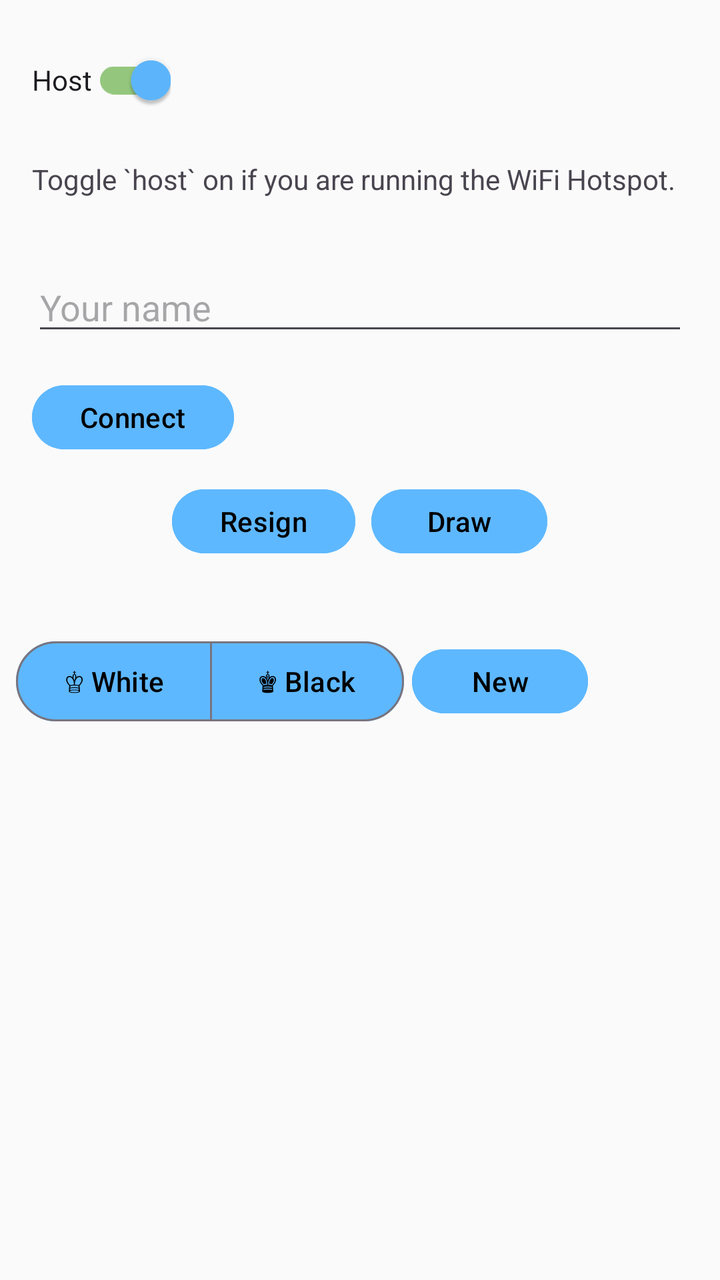
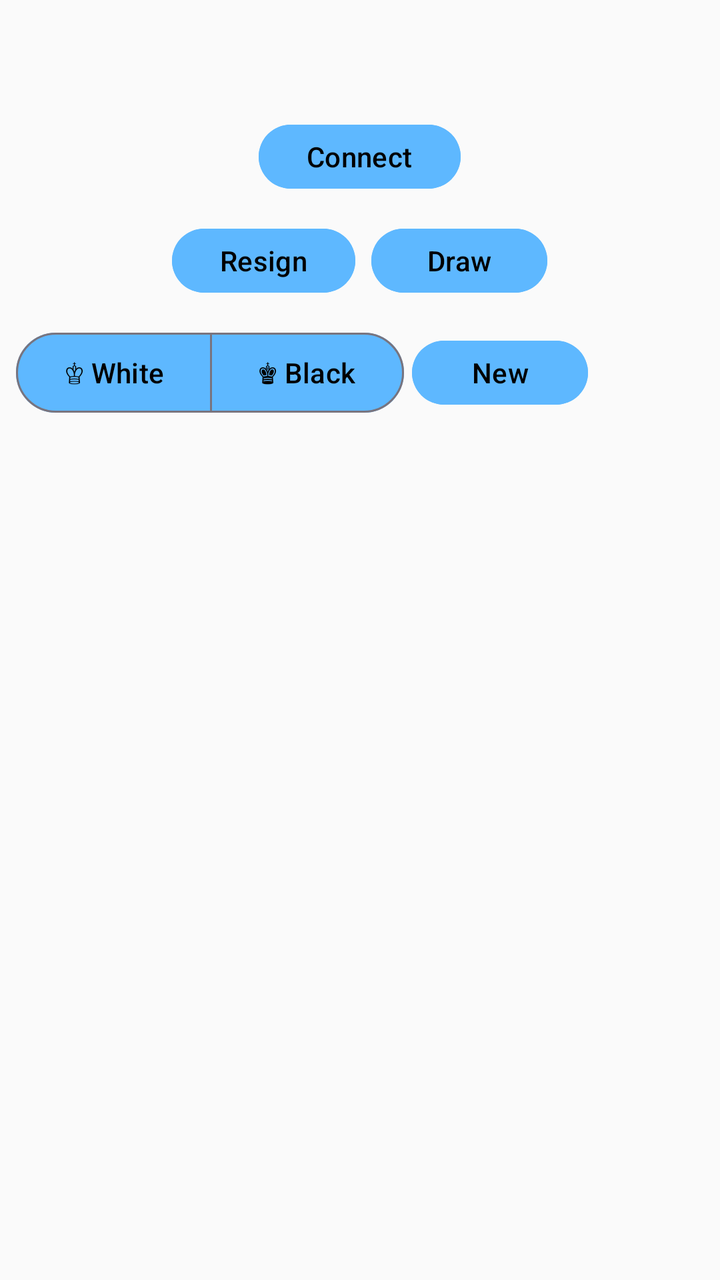

Compare the two renders of this Android layout. The source of the first and the diff that turns it into the second are given below.
<!-- AndroidManifest.xml: application theme ChessTheme -->
<!-- res/layout/hotspotboard_controls.xml -->
<?xml version="1.0" encoding="utf-8"?>
<ScrollView xmlns:android="http://schemas.android.com/apk/res/android"
    xmlns:app="http://schemas.android.com/apk/res-auto"
    android:layout_width="match_parent"
    android:layout_height="match_parent"
    android:padding="8dip">

    <LinearLayout
        android:layout_width="match_parent"
        android:layout_height="wrap_content"
        android:orientation="vertical">

        <TextView
            android:id="@+id/TextStatus"
            android:layout_width="match_parent"
            android:layout_height="wrap_content"
            android:gravity="center"
            android:textSize="16sp"
            android:layout_marginTop="4dp"
            android:visibility="gone" />

        <LinearLayout
            android:id="@+id/LayoutConnect"
            android:layout_width="match_parent"
            android:layout_height="wrap_content"
            android:orientation="vertical">

            <com.google.android.material.switchmaterial.SwitchMaterial
                android:id="@+id/SwitchHost"
                android:layout_width="wrap_content"
                android:layout_height="wrap_content"
                android:layout_margin="8dip"
                android:text="@string/hotspot_host"
                android:checked="true" />

            <TextView
                android:layout_width="match_parent"
                android:layout_height="wrap_content"
                android:layout_margin="8dip"
                android:lines="2"
                android:minLines="2"
                android:maxLines="10"
                android:scrollHorizontally="false"
                android:ellipsize="none"
                android:text="@string/hotspot_host_help" />

            <EditText
                android:id="@+id/EditName"
                android:hint="@string/hotspot_name_hint"
                android:layout_width="fill_parent"
                android:layout_height="wrap_content"
                android:layout_margin="8dip" />

            <com.google.android.material.button.MaterialButton
                android:id="@+id/ButtonConnect"
                android:text="@string/hotspot_connect"
                android:layout_width="wrap_content"
                android:layout_margin="8dip"
                style="@style/ChessButton" />
        </LinearLayout>

        <LinearLayout
            android:id="@+id/LayoutGameButtons"
            android:layout_width="match_parent"
            android:layout_height="wrap_content"
            android:orientation="horizontal"
            android:gravity="center">

            <com.google.android.material.button.MaterialButton
                android:id="@+id/ButtonResign"
                android:text="@string/hotspot_resign"
                android:layout_width="wrap_content"
                style="@style/ChessButton" />

            <com.google.android.material.button.MaterialButton
                android:id="@+id/ButtonDraw"
                android:text="@string/hotspot_draw"
                android:layout_width="wrap_content"
                android:layout_marginStart="16dp"
                style="@style/ChessButton" />
        </LinearLayout>

        <LinearLayout
            android:id="@+id/LayoutNewGame"
            android:layout_width="match_parent"
            android:layout_height="wrap_content"
            android:layout_marginTop="32dip"
            android:orientation="horizontal">

            <com.google.android.material.button.MaterialButtonToggleGroup
                android:id="@+id/colorToggleGroup"
                android:layout_width="wrap_content"
                android:layout_height="wrap_content"
                android:layout_gravity="center"
                app:singleSelection="true"
                app:selectionRequired="true">

                <com.google.android.material.button.MaterialButton
                    android:id="@+id/buttonWhite"
                    style="@style/Widget.Material3.Button.OutlinedButton"
                    android:layout_width="wrap_content"
                    android:layout_height="wrap_content"
                    android:text="@string/hotspot_white" />

                <com.google.android.material.button.MaterialButton
                    android:id="@+id/buttonBlack"
                    style="@style/Widget.Material3.Button.OutlinedButton"
                    android:layout_width="wrap_content"
                    android:layout_height="wrap_content"
                    android:text="@string/hotspot_black" />
            </com.google.android.material.button.MaterialButtonToggleGroup>

            <com.google.android.material.button.MaterialButton
                android:id="@+id/ButtonNew"
                android:text="@string/hotspot_new"
                android:layout_width="wrap_content"
                style="@style/ChessButton" />
        </LinearLayout>
    </LinearLayout>
</ScrollView>
<!-- resources referenced by this layout -->
<resources>
  <string name="hotspot_black">♚ Black</string>
  <string name="hotspot_connect">Connect</string>
  <string name="hotspot_draw">Draw</string>
  <string name="hotspot_host">Host</string>
  <string name="hotspot_host_help">Toggle `host` on if you are running the WiFi Hotspot.</string>
  <string name="hotspot_name_hint">Your name</string>
  <string name="hotspot_new">New</string>
  <string name="hotspot_resign">Resign</string>
  <string name="hotspot_white">♔ White</string>
  <color name="surfaceTextColor">#000000</color>
  <color name="primaryTextColor">#000000</color>
  <color name="secondaryVariantColor">#2a8003</color>
  <dimen name="imageButtonSize">48dp</dimen>
  <color name="backgroundColor">#fafafa</color>
  <color name="primaryColor">#5eb8ff</color>
  <color name="primaryVariantColor">#0288d1</color>
  <color name="secondaryColor">#49a61e</color>
  <color name="secondaryTextColor">#000000</color>
  <color name="surfaceColor">#eeeeee</color>
  <!-- unchanged entries left out for length: 4 -->
</resources>

<!-- the commit's change to res/layout/hotspotboard_controls.xml (unified diff, before → after) -->
@@ -14,48 +14,53 @@
             android:id="@+id/TextStatus"
             android:layout_width="match_parent"
             android:layout_height="wrap_content"
-            android:gravity="center"
-            android:textSize="16sp"
+            style="@style/MyPaneTextStyle2Lines"
             android:layout_marginTop="4dp"
-            android:visibility="gone" />
+            android:visibility="invisible" />
 
         <LinearLayout
             android:id="@+id/LayoutConnect"
             android:layout_width="match_parent"
             android:layout_height="wrap_content"
-            android:orientation="vertical">
-
-            <com.google.android.material.switchmaterial.SwitchMaterial
-                android:id="@+id/SwitchHost"
-                android:layout_width="wrap_content"
-                android:layout_height="wrap_content"
-                android:layout_margin="8dip"
-                android:text="@string/hotspot_host"
-                android:checked="true" />
-
-            <TextView
-                android:layout_width="match_parent"
-                android:layout_height="wrap_content"
-                android:layout_margin="8dip"
-                android:lines="2"
-                android:minLines="2"
-                android:maxLines="10"
-                android:scrollHorizontally="false"
-                android:ellipsize="none"
-                android:text="@string/hotspot_host_help" />
-
-            <EditText
-                android:id="@+id/EditName"
-                android:hint="@string/hotspot_name_hint"
-                android:layout_width="fill_parent"
-                android:layout_height="wrap_content"
-                android:layout_margin="8dip" />
+            android:gravity="center"
+            android:orientation="horizontal">
 
             <com.google.android.material.button.MaterialButton
                 android:id="@+id/ButtonConnect"
                 android:text="@string/hotspot_connect"
                 android:layout_width="wrap_content"
                 android:layout_margin="8dip"
+                style="@style/ChessButton" />
+        </LinearLayout>
+
+        <LinearLayout
+            android:id="@+id/LayoutSessionSummary"
+            android:layout_width="match_parent"
+            android:layout_height="wrap_content"
+            android:orientation="horizontal"
+            android:gravity="center_vertical"
+            android:visibility="gone">
+
+            <TextView
+                android:id="@+id/TextSessionSummary"
+                style="@style/MyPaneTextStyle2Lines"
+                android:layout_width="0dp"
+                android:layout_height="wrap_content"
+                android:layout_weight="1"
+                android:layout_marginStart="8dip"
+                android:layout_marginEnd="4dip" />
+
+            <com.google.android.material.button.MaterialButton
+                android:id="@+id/ButtonCopyIp"
+                style="@style/ChessImageButton"
+                android:contentDescription="@string/hotspot_copy_ip"
+                android:visibility="gone"
+                app:icon="@drawable/ic_clipboard" />
+
+            <com.google.android.material.button.MaterialButton
+                android:id="@+id/ButtonDisconnect"
+                android:text="@string/hotspot_disconnect"
+                android:layout_width="wrap_content"
                 style="@style/ChessButton" />
         </LinearLayout>
 
@@ -84,7 +89,7 @@
             android:id="@+id/LayoutNewGame"
             android:layout_width="match_parent"
             android:layout_height="wrap_content"
-            android:layout_marginTop="32dip"
+            android:layout_marginTop="8dip"
             android:orientation="horizontal">
 
             <com.google.android.material.button.MaterialButtonToggleGroup
<!-- resource entries referenced after the edit -->
@@ -1,24 +1,83 @@
 <!-- resources referenced by this layout -->
 <resources>
+  <!-- drawable ic_clipboard (drawable) -->
+  <vector xmlns:android="http://schemas.android.com/apk/res/android"
+      android:width="24dp"
+      android:height="24dp"
+      android:viewportWidth="18"
+      android:viewportHeight="18">
+      <group
+          android:translateY="1"
+          android:translateX="1">
+          <path
+              android:pathData="M4,1.5H3a2,2 0,0 0,-2 2V14a2,2 0,0 0,2 2h10a2,2 0,0 0,2 -2V3.5a2,2 0,0 0,-2 -2h-1v1h1a1,1 0,0 1,1 1V14a1,1 0,0 1,-1 1H3a1,1 0,0 1,-1 -1V3.5a1,1 0,0 1,1 -1h1v-1z"
+              android:fillColor="@color/surfaceTextColor"
+              android:strokeColor="@color/surfaceTextColor"
+              android:strokeWidth="1" />
+          <path
+              android:pathData="M9.5,1a0.5,0.5 0,0 1,0.5 0.5v1a0.5,0.5 0,0 1,-0.5 0.5h-3a0.5,0.5 0,0 1,-0.5 -0.5v-1a0.5,0.5 0,0 1,0.5 -0.5h3zM6.5,0A1.5,1.5 0,0 0,5 1.5v1A1.5,1.5 0,0 0,6.5 4h3A1.5,1.5 0,0 0,11 2.5v-1A1.5,1.5 0,0 0,9.5 0h-3z"
+              android:fillColor="@color/surfaceTextColor"
+              android:strokeColor="@color/surfaceTextColor"
+              android:strokeWidth="0.5" />
+      </group>
+  </vector>
   <string name="hotspot_black">♚ Black</string>
   <string name="hotspot_connect">Connect</string>
+  <string name="hotspot_copy_ip">Copy IP address</string>
+  <string name="hotspot_disconnect">Disconnect</string>
   <string name="hotspot_draw">Draw</string>
-  <string name="hotspot_host">Host</string>
-  <string name="hotspot_host_help">Toggle `host` on if you are running the WiFi Hotspot.</string>
-  <string name="hotspot_name_hint">Your name</string>
   <string name="hotspot_new">New</string>
   <string name="hotspot_resign">Resign</string>
   <string name="hotspot_white">♔ White</string>
+  <style name="ChessImageButton" parent="Widget.Material3.Button.Icon">
+          <item name="enforceMaterialTheme">true</item>
+          <item name="enforceTextAppearance">false</item>
+          <item name="android:textColor">@color/surfaceTextColor</item>
+          <item name="android:tint">@color/primaryTextColor</item>
+          <item name="android:backgroundTint">@color/imagebutton_background</item>
+          <item name="rippleColor">@color/secondaryVariantColor</item>
+          <item name="android:layout_width">@dimen/imageButtonSize</item>
+          <item name="android:layout_height">@dimen/imageButtonSize</item>
+          <item name="android:padding">0dip</item>
+          <item name="iconGravity">textStart</item>
+          <item name="iconPadding">0dp</item>
+          <item name="android:insetLeft">0dp</item>
+          <item name="android:insetRight">0dp</item>
+          <item name="android:insetTop">0dp</item>
+          <item name="android:insetBottom">0dp</item>
+          <item name="android:minWidth">0dp</item>
+          <item name="android:minHeight">0dp</item>
+          <item name="minWidth">0dp</item>
+          <item name="minHeight">0dp</item>
+          <item name="ensureMinTouchTargetSize">false</item>
+          <item name="android:layout_margin">4dip</item>
+      </style>
+  <style name="MyPaneTextStyle2Lines" parent="@style/MyPaneTextStyle">
+          <item name="android:singleLine">false</item>
+          <item name="android:minLines">2</item>
+          <item name="android:maxLines">2</item>
+          <item name="android:ellipsize">end</item>
+      </style>
   <color name="surfaceTextColor">#000000</color>
   <color name="primaryTextColor">#000000</color>
   <color name="secondaryVariantColor">#2a8003</color>
   <dimen name="imageButtonSize">48dp</dimen>
+  <style name="MyPaneTextStyle" parent="@style/MySmallTextStyle">
+          <item name="android:padding">4dip</item>
+          <item name="android:background">@color/paneBackgroundColor</item>
+          <item name="android:scrollHorizontally">false</item>
+      </style>
   <color name="backgroundColor">#fafafa</color>
   <color name="primaryColor">#5eb8ff</color>
   <color name="primaryVariantColor">#0288d1</color>
   <color name="secondaryColor">#49a61e</color>
   <color name="secondaryTextColor">#000000</color>
   <color name="surfaceColor">#eeeeee</color>
+  <style name="MySmallTextStyle">
+          <item name="android:padding">2dip</item>
+          <item name="android:textSize">12sp</item>
+      </style>
+  <color name="paneBackgroundColor">#20879FB6</color>
   <!-- unchanged entries left out for length: 4 -->
 </resources>
 
